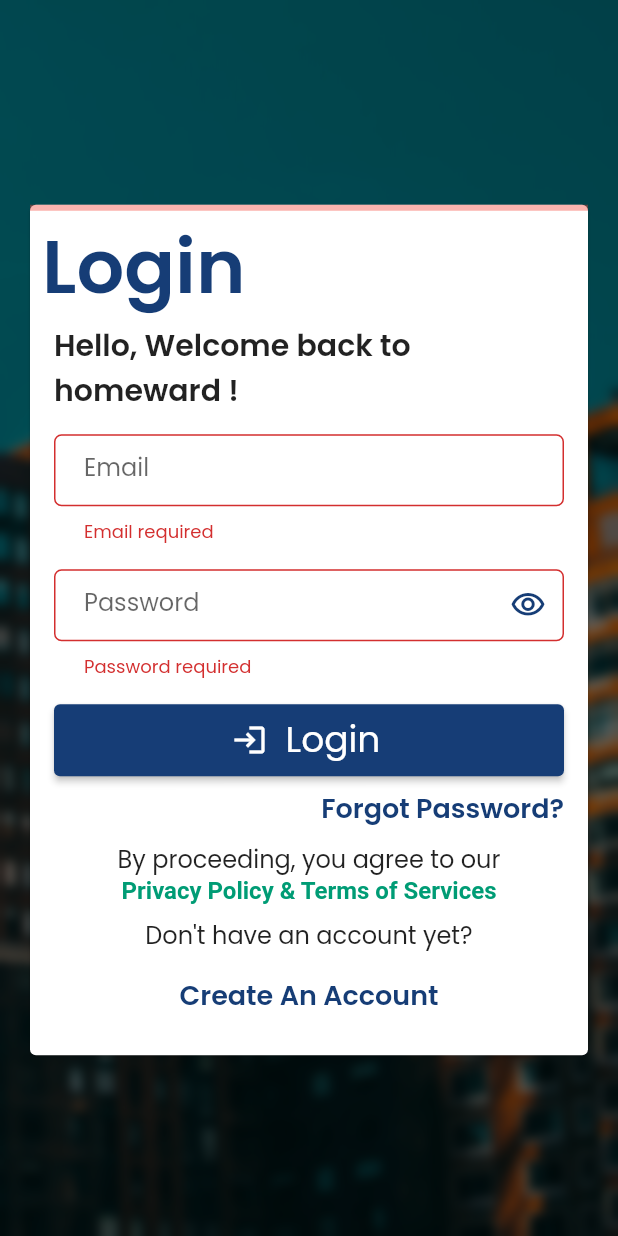
After one commit to angwandi/homeward_blog, a Flutter app: the screen it shows after launch, after a tap on "Login", on a phone screen of 412 x 824 dp. The commit adds this screen. Run offline on Flutter 3.47's test engine with Material 2 defaults, Android fonts, the phone set to English and light mode, and no system bars; our stand-ins replace responsive_builder.

Commit message:
Implement API call(failing at the monet)

```diff
--- /dev/null
+++ b/lib/api/api_end_points.dart
@@ -0,0 +1,6 @@
+const String LOGIN_URL =
+    'https://60585b2ec3f49200173adcec.mockapi.io/api/v1/login';
+const String BLOG_LIST_URL =
+    'https://60585b2ec3f49200173adcec.mockapi.io/api/v1/blogs';
+const String BLOG_ENTRY_URL =
+    'https://60585b2ec3f49200173adcec.mockapi.io/api/v1/blogs/{id}';
--- a/lib/api/api_service.dart
+++ b/lib/api/api_service.dart
@@ -0,0 +1,17 @@
+import 'dart:convert' as convert;
+
+import 'package:homeward_blog/api/api_end_points.dart';
+import 'package:homeward_blog/model/login_model.dart';
+import 'package:http/http.dart' as http;
+
+class APIService {
+  Future<LoginResponseModel> login(LoginRequestModel requestModel) async {
+    var url = Uri.parse(LOGIN_URL);
+    final response = await http.post(url, body: requestModel.toJson());
+    if (response.statusCode == 200 || response.statusCode == 400) {
+      return LoginResponseModel.fromJson(convert.json.decode(response.body));
+    } else {
+      throw Exception('Failed to load Data');
+    }
+  }
+}
--- a/lib/model/login_model.dart
+++ b/lib/model/login_model.dart
@@ -31,8 +31,8 @@ class LoginResponseModel {
 
 //Login request model class
 class LoginRequestModel {
-  final String? email;
-  final String? password;
+  String? email;
+  String? password;
 
 //model constructor
   LoginRequestModel({
--- a/lib/screens/login_screen.dart
+++ b/lib/screens/login_screen.dart
@@ -4,12 +4,15 @@ import 'package:flutter/foundation.dart';
 import 'package:flutter/gestures.dart';
 import 'package:flutter/material.dart';
 import 'package:flutter/services.dart';
+import 'package:homeward_blog/api/api_service.dart';
+import 'package:homeward_blog/model/login_model.dart';
 import 'package:homeward_blog/routes/route_names.dart';
 import 'package:homeward_blog/shared_style/animated_progress_indicator.dart';
 import 'package:homeward_blog/shared_style/app_colors.dart';
 import 'package:homeward_blog/shared_style/text_style.dart';
 import 'package:homeward_blog/shared_style/ui_helpers.dart';
 import 'package:homeward_blog/shared_style/utils.dart';
+import 'package:homeward_blog/shared_style/widgets/loading_screen.dart';
 import 'package:responsive_builder/responsive_builder.dart';
 
 class LoginScreen extends StatefulWidget {
@@ -154,6 +157,8 @@ class _LoginItemsState extends State<LoginItems> {
   final _passwordTextController = TextEditingController();
   double _formProgress = 0;
   bool _obscureText = true;
+  LoginRequestModel? requestModel;
+  bool isProcessingAPICall = false;
 
   void _updateFormProgress() {
     var progress = 0.0;
@@ -180,6 +185,22 @@ class _LoginItemsState extends State<LoginItems> {
     });
   }
 
+  //validate before login
+  bool validateAndSave() {
+    final form = _formKey.currentState;
+    if (form!.validate()) {
+      form.save();
+      return true;
+    }
+    return false;
+  }
+
+  @override
+  void initState() {
+    super.initState();
+    requestModel = LoginRequestModel();
+  }
+
   @override
   void dispose() {
     _emailTextController.dispose();
@@ -190,7 +211,10 @@ class _LoginItemsState extends State<LoginItems> {
   @override
   Widget build(BuildContext context) {
     return ResponsiveBuilder(
-      builder: (context, sizeInfo) => SingleChildScrollView(
+      builder: (context, sizeInfo) => ProgressScreen(
+        inAsyncCall: isProcessingAPICall,
+        opacity: 0.3,
+        child: SingleChildScrollView(
           child: Form(
             key: _formKey,
             autovalidateMode: AutovalidateMode.onUserInteraction,
@@ -235,6 +259,7 @@ class _LoginItemsState extends State<LoginItems> {
                     controller: _emailTextController,
                     maxLines: 1,
                     keyboardType: TextInputType.emailAddress,
+                    onSaved: (email) => requestModel!.email = email,
                     textInputAction: TextInputAction.next,
                     decoration: kTextFieldDecorations.copyWith(
                         labelText: 'Email', hintText: 'Enter your email'),
@@ -251,6 +276,7 @@ class _LoginItemsState extends State<LoginItems> {
                   child: TextFormField(
                     controller: _passwordTextController,
                     obscureText: _obscureText,
+                    onSaved: (password) => requestModel!.password = password,
                     keyboardType: TextInputType.visiblePassword,
                     decoration: kTextFieldDecorations.copyWith(
                       labelText: 'Password',
@@ -282,13 +308,38 @@ class _LoginItemsState extends State<LoginItems> {
                       primary: homeward_primary,
                       padding: EdgeInsets.all(2),
                     ),
-                  onPressed: () {
+                    /*onPressed: () {
                       if (_formKey.currentState!.validate()) {
                         Navigator.pushNamed(context, BlogListRoute);
                         _emailTextController.clear();
                         _passwordTextController.clear();
                       } else {
                         return null;
+                      }
+                    },*/
+                    onPressed: () {
+                      if (validateAndSave()) {
+                        print(requestModel!.toJson());
+                        setState(() {
+                          isProcessingAPICall = true;
+                        });
+                        APIService apiService = APIService();
+                        apiService.login(requestModel!).then((value) {
+                          if (value != null) {
+                            setState(() {
+                              isProcessingAPICall = true;
+                            });
+                            if (value.token!.isNotEmpty) {
+                              Navigator.pushNamed(context, BlogListRoute);
+                              _emailTextController.clear();
+                              _passwordTextController.clear();
+                              print('${value.token}');
+                            } else {
+                              Utils.showSnackbar(context,
+                                  message: '${value.error}');
+                            }
+                          }
+                        });
                       }
                     },
                     icon: Icon(
@@ -327,8 +378,8 @@ class _LoginItemsState extends State<LoginItems> {
                   ),
                 ),
                 Padding(
-                padding:
-                    const EdgeInsets.only(left: 16.0, right: 16.0, bottom: 8.0),
+                  padding: const EdgeInsets.only(
+                      left: 16.0, right: 16.0, bottom: 8.0),
                   child: RichText(
                     textAlign: TextAlign.center,
                     text: TextSpan(
@@ -392,6 +443,7 @@ class _LoginItemsState extends State<LoginItems> {
             ),
           ),
         ),
+      ),
     );
   }
 }
--- /dev/null
+++ b/lib/shared_style/widgets/loading_screen.dart
@@ -0,0 +1,57 @@
+import 'package:flutter/material.dart';
+import 'package:homeward_blog/shared_style/ui_helpers.dart';
+
+class ProgressScreen extends StatelessWidget {
+  final Widget child;
+  final bool inAsyncCall;
+  final double opacity;
+  final Color color;
+  final Animation<Color>? valueColor;
+
+  ProgressScreen({
+    Key? key,
+    required this.child,
+    required this.inAsyncCall,
+    this.opacity = 0.3,
+    this.color = Colors.grey,
+    this.valueColor,
+  }) : super(key: key);
+
+  @override
+  Widget build(BuildContext context) {
+    List<Widget> widgetList = [];
+    widgetList.add(child);
+    if (inAsyncCall) {
+      final modal = Stack(
+        children: [
+          Opacity(
+            opacity: opacity,
+            child: ModalBarrier(dismissible: false, color: color),
+          ),
+          Center(
+            child: Card(
+              child: Container(
+                width: 200,
+                height: 100,
+                padding: EdgeInsets.all(12.0),
+                child: Column(
+                  children: [
+                    CircularProgressIndicator(
+                      strokeWidth: 4.0,
+                    ),
+                    verticalSpaceSmall,
+                    Text('Please wait...'),
+                  ],
+                ),
+              ),
+            ),
+          ),
+        ],
+      );
+      widgetList.add(modal);
+    }
+    return Stack(
+      children: widgetList,
+    );
+  }
+}
--- a/pubspec.yaml
+++ b/pubspec.yaml
@@ -14,6 +14,8 @@ dependencies:
 
   cupertino_icons: ^1.0.2
   responsive_builder: ^0.4.0-nullsafety.1
+  http: ^0.13.1
+  dio: ^4.0.0-prev3
 
 dev_dependencies:
   flutter_test:
```
Also changed, not shown: pubspec.lock. Lines whose indentation alone changed are shown as unchanged.
